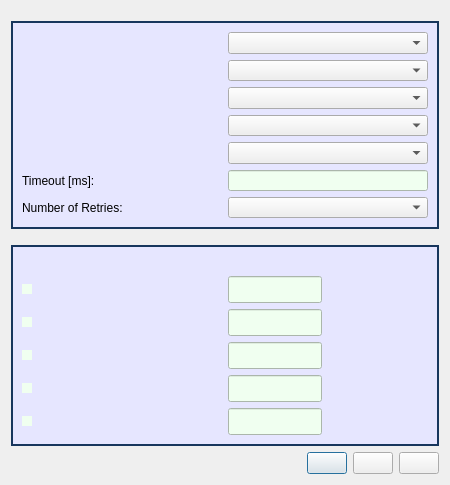
cagavriloaie/WFlowLab, file Meter/interface.ui: the form before one commit.
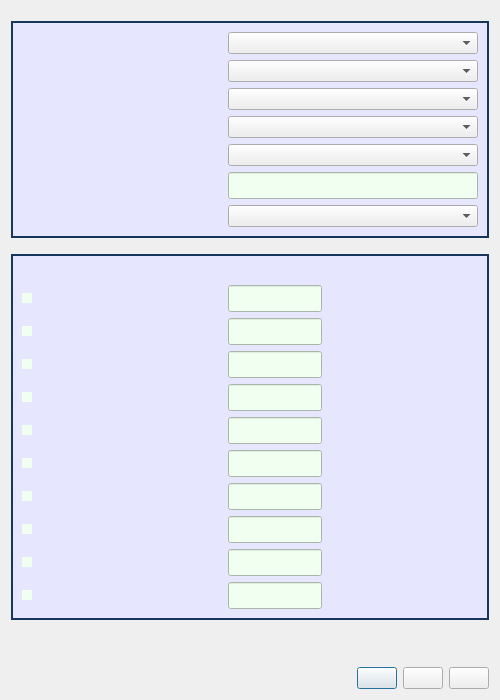
The form after the commit.

```diff
--- a/Meter/interface.ui
+++ b/Meter/interface.ui
@@ -6,20 +6,20 @@
    <rect>
     <x>0</x>
     <y>0</y>
-    <width>450</width>
-    <height>485</height>
+    <width>500</width>
+    <height>700</height>
    </rect>
   </property>
   <property name="minimumSize">
    <size>
-    <width>450</width>
-    <height>485</height>
+    <width>500</width>
+    <height>650</height>
    </size>
   </property>
   <property name="maximumSize">
    <size>
-    <width>450</width>
-    <height>485</height>
+    <width>500</width>
+    <height>784</height>
    </size>
   </property>
   <property name="windowTitle">
@@ -27,8 +27,6 @@
   </property>
   <layout class="QGridLayout" name="gridLayout_3">
    <item row="0" column="0">
-    <layout class="QVBoxLayout" name="verticalLayout">
-     <item>
       <widget class="QGroupBox" name="groupBox">
        <property name="styleSheet">
         <string notr="true">QGroupBox  {
@@ -93,7 +91,7 @@
           <item row="5" column="0">
            <widget class="QLabel" name="lbTimeout">
             <property name="text">
-             <string>Timeout [ms]:</string>
+           <string/>
             </property>
            </widget>
           </item>
@@ -158,7 +156,7 @@
           <item row="6" column="0">
            <widget class="QLabel" name="lbNumberOfRetries">
             <property name="text">
-             <string>Number of Retries:</string>
+           <string/>
             </property>
            </widget>
           </item>
@@ -170,7 +168,7 @@
        </layout>
       </widget>
      </item>
-     <item>
+   <item row="1" column="0">
       <widget class="QGroupBox" name="groupBox_2">
        <property name="styleSheet">
         <string notr="true">QGroupBox  {
@@ -220,30 +218,8 @@
        <layout class="QGridLayout" name="gridLayout_5">
         <item row="0" column="0">
          <layout class="QGridLayout" name="gridLayout_2">
-          <item row="1" column="1">
-           <widget class="QLineEdit" name="leSmallScale"/>
-          </item>
-          <item row="1" column="0">
-           <widget class="QCheckBox" name="checkSmallScale">
-            <property name="minimumSize">
-             <size>
-              <width>200</width>
-              <height>0</height>
-             </size>
-            </property>
-            <property name="maximumSize">
-             <size>
-              <width>200</width>
-              <height>16777215</height>
-             </size>
-            </property>
-            <property name="text">
-             <string/>
-            </property>
-           </widget>
-          </item>
-          <item row="5" column="0">
-           <widget class="QCheckBox" name="checkWaterMeters_11_20">
+        <item row="8" column="0">
+         <widget class="QCheckBox" name="checkWaterMeters_6_10">
             <property name="styleSheet">
              <string notr="true">QLabel 
 {
@@ -318,19 +294,6 @@
             </property>
            </widget>
           </item>
-          <item row="3" column="1">
-           <widget class="QLineEdit" name="leTemperature"/>
-          </item>
-          <item row="5" column="1">
-           <widget class="QLineEdit" name="leWaterMeters_11_20"/>
-          </item>
-          <item row="0" column="1">
-           <widget class="QLabel" name="lbAddress">
-            <property name="text">
-             <string/>
-            </property>
-           </widget>
-          </item>
           <item row="2" column="0">
            <widget class="QCheckBox" name="checkLargeScale">
             <property name="text">
@@ -338,19 +301,6 @@
             </property>
            </widget>
           </item>
-          <item row="2" column="1">
-           <widget class="QLineEdit" name="leLargeScale"/>
-          </item>
-          <item row="4" column="1">
-           <widget class="QLineEdit" name="leWaterMeters_1_10"/>
-          </item>
-          <item row="0" column="0">
-           <widget class="QLabel" name="label_10">
-            <property name="text">
-             <string/>
-            </property>
-           </widget>
-          </item>
           <item row="3" column="0">
            <widget class="QCheckBox" name="checkTemperature">
             <property name="text">
@@ -358,17 +308,99 @@
             </property>
            </widget>
           </item>
+        <item row="5" column="0">
+         <widget class="QCheckBox" name="checkWaterMeter2">
+          <property name="text">
+           <string/>
+          </property>
+         </widget>
+        </item>
+        <item row="7" column="0">
+         <widget class="QCheckBox" name="checkWaterMeters_1_5">
+          <property name="text">
+           <string/>
+          </property>
+         </widget>
+        </item>
+        <item row="1" column="1">
+         <widget class="QLineEdit" name="leSmallScale">
+          <property name="text">
+           <string/>
+          </property>
+         </widget>
+        </item>
+        <item row="3" column="1">
+         <widget class="QLineEdit" name="leTemperature">
+          <property name="text">
+           <string/>
+          </property>
+         </widget>
+        </item>
+        <item row="5" column="1">
+         <widget class="QLineEdit" name="leWaterMeter2">
+          <property name="text">
+           <string/>
+          </property>
+         </widget>
+        </item>
+        <item row="6" column="0">
+         <widget class="QCheckBox" name="checkWaterMeter3">
+          <property name="text">
+           <string/>
+          </property>
+         </widget>
+        </item>
+        <item row="0" column="1">
+         <widget class="QLabel" name="lbAddress">
+          <property name="text">
+           <string/>
+          </property>
+         </widget>
+        </item>
+        <item row="0" column="0">
+         <widget class="QLabel" name="label_10">
+          <property name="text">
+           <string/>
+          </property>
+         </widget>
+        </item>
+        <item row="1" column="0">
+         <widget class="QCheckBox" name="checkSmallScale">
+          <property name="minimumSize">
+           <size>
+            <width>200</width>
+            <height>0</height>
+           </size>
+          </property>
+          <property name="maximumSize">
+           <size>
+            <width>200</width>
+            <height>16777215</height>
+           </size>
+          </property>
+          <property name="text">
+           <string/>
+          </property>
+         </widget>
+        </item>
+        <item row="2" column="1">
+         <widget class="QLineEdit" name="leLargeScale">
+          <property name="text">
+           <string/>
+          </property>
+         </widget>
+        </item>
           <item row="0" column="2">
            <widget class="QLabel" name="label_2">
             <property name="minimumSize">
              <size>
-              <width>100</width>
+            <width>150</width>
               <height>0</height>
              </size>
             </property>
             <property name="maximumSize">
              <size>
-              <width>100</width>
+            <width>150</width>
               <height>16777215</height>
              </size>
             </property>
@@ -377,6 +409,13 @@
             </property>
            </widget>
           </item>
+        <item row="7" column="1">
+         <widget class="QLineEdit" name="leWaterMeters_1_5">
+          <property name="text">
+           <string/>
+          </property>
+         </widget>
+        </item>
           <item row="4" column="0">
            <widget class="QCheckBox" name="checkWaterMeters_1_10">
             <property name="text">
@@ -384,12 +423,53 @@
             </property>
            </widget>
           </item>
+        <item row="4" column="1">
+         <widget class="QLineEdit" name="leWaterMeter1">
+          <property name="text">
+           <string/>
+          </property>
+         </widget>
+        </item>
+        <item row="6" column="1">
+         <widget class="QLineEdit" name="leWaterMeter3">
+          <property name="text">
+           <string/>
+          </property>
+         </widget>
+        </item>
+        <item row="9" column="1">
+         <widget class="QLineEdit" name="leWaterMeters_11_15"/>
+        </item>
+        <item row="10" column="1">
+         <widget class="QLineEdit" name="leWaterMeters_16_20"/>
+        </item>
+        <item row="9" column="0">
+         <widget class="QCheckBox" name="checkWaterMeters_11_15">
+          <property name="text">
+           <string/>
+          </property>
+         </widget>
+        </item>
+        <item row="10" column="0">
+         <widget class="QCheckBox" name="checkWaterMeters_16_20">
+          <property name="text">
+           <string/>
+          </property>
+         </widget>
+        </item>
+        <item row="8" column="1">
+         <widget class="QLineEdit" name="leWaterMeters_6_10">
+          <property name="text">
+           <string/>
+          </property>
+         </widget>
+        </item>
          </layout>
         </item>
        </layout>
       </widget>
      </item>
-     <item>
+   <item row="2" column="0">
       <spacer name="verticalSpacer">
        <property name="orientation">
         <enum>Qt::Vertical</enum>
@@ -402,7 +482,7 @@
        </property>
       </spacer>
      </item>
-     <item>
+   <item row="3" column="0">
       <layout class="QHBoxLayout" name="horizontalLayout">
        <item>
         <spacer name="horizontalSpacer">
@@ -437,8 +517,6 @@
           <string/>
          </property>
         </widget>
-       </item>
-      </layout>
      </item>
     </layout>
    </item>
```
Left out of the diff: 2 changed lines with no effect on the pictures. Lines whose indentation alone changed are shown as unchanged.
